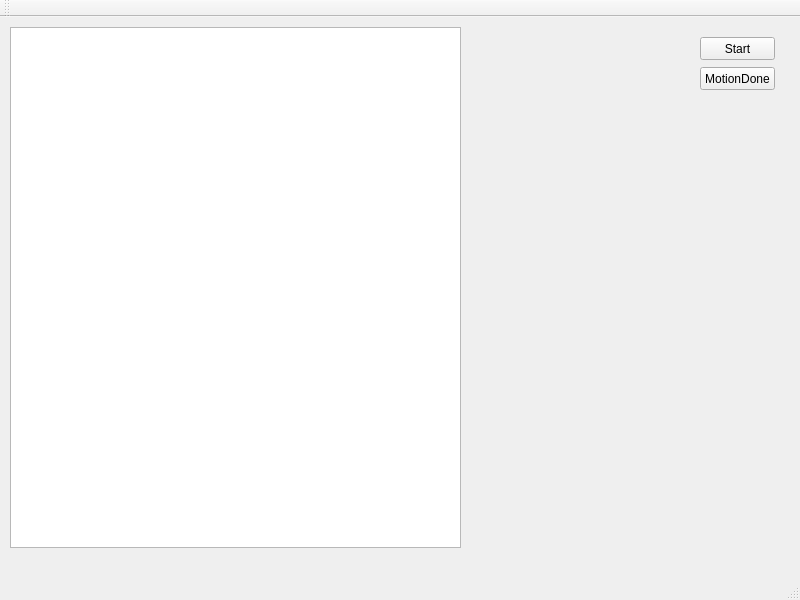
Qt form mainwindow.ui (smandyscom/motion-side-simulator) before a commit.
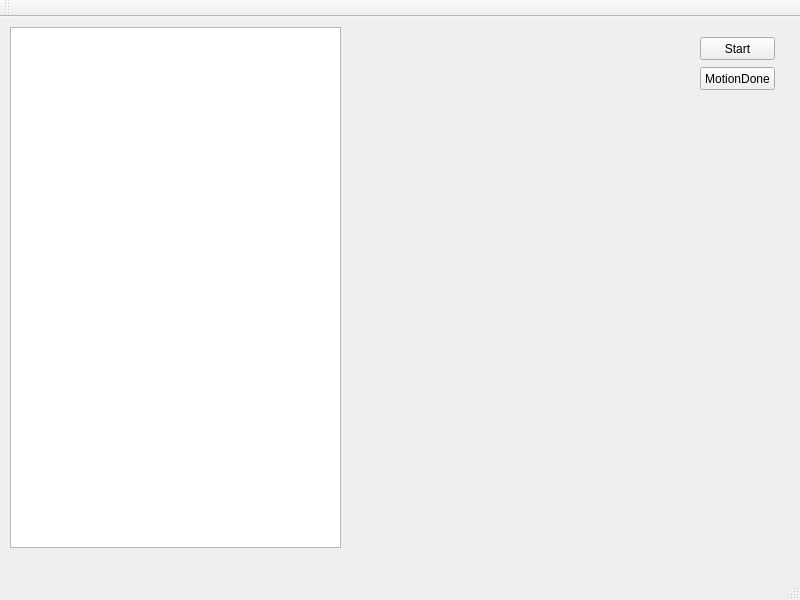
The same form after that commit.

Commit message: use table header,and hex value

```diff
--- a/mainwindow.ui
+++ b/mainwindow.ui
@@ -27,16 +27,6 @@
      <string>Start</string>
     </property>
    </widget>
-   <widget class="QListView" name="listViewModel">
-    <property name="geometry">
-     <rect>
-      <x>10</x>
-      <y>10</y>
-      <width>451</width>
-      <height>521</height>
-     </rect>
-    </property>
-   </widget>
    <widget class="QPushButton" name="buttonMotionDone">
     <property name="geometry">
      <rect>
@@ -50,6 +40,16 @@
      <string>MotionDone</string>
     </property>
    </widget>
+   <widget class="QTableView" name="registerTableView">
+    <property name="geometry">
+     <rect>
+      <x>10</x>
+      <y>10</y>
+      <width>331</width>
+      <height>521</height>
+     </rect>
+    </property>
+   </widget>
   </widget>
   <widget class="QMenuBar" name="menuBar">
    <property name="geometry">
```
The commit also changes 4 other files.
